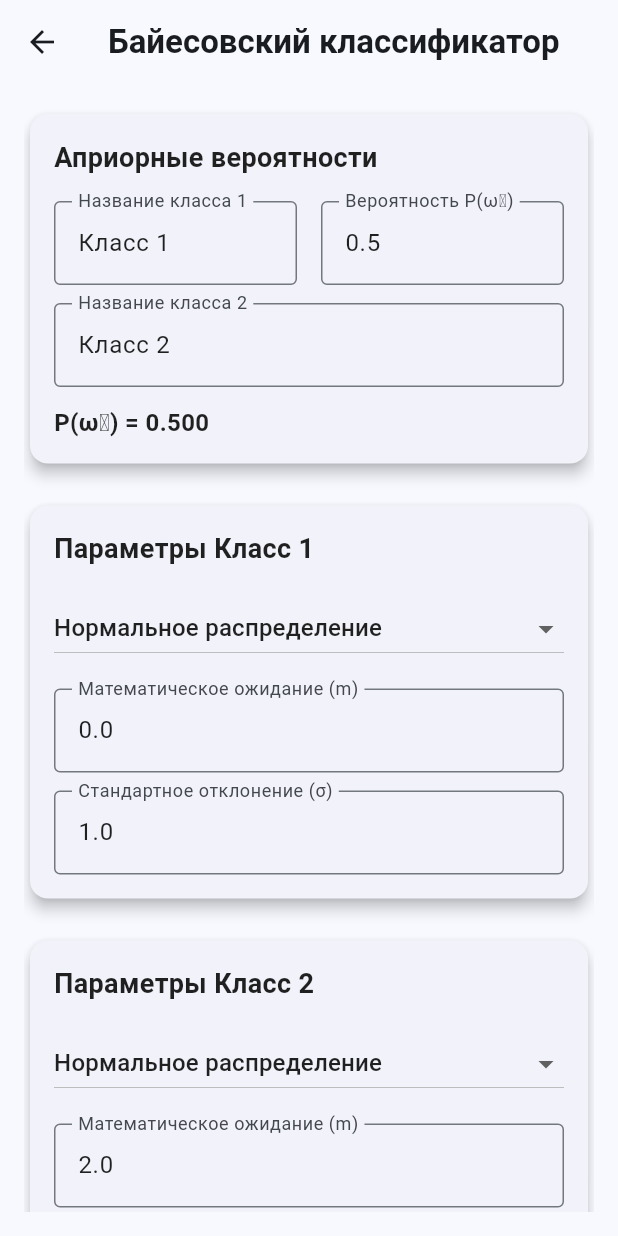
After one commit to dankartmen/stats_master, a Flutter app: the screen it shows after launch, after a tap on "Байесовский классификатор", on a phone screen of 412 x 824 dp. The commit adds this screen. Run offline on Flutter 3.47's test engine with Material 3 defaults, Android fonts, the phone set to English and light mode, and no system bars; our stand-ins replace equatable, fl_chart, flutter_bloc.

Commit message:
feat: Добавлен байесовский классификатор для двух классов
- Реализована модель BayesianClassifier с поддержкой нормального и равномерного распределений
- Добавлен экран настройки параметров классификатора с возможностью выбора распределений
- Создан экран визуализации плотностей pᵢ·fᵢ(x) с использованием fl_chart
- Реализовано правило классификации: если p₁·f₁(x) ≥ p₂·f₂(x) → класс 1, иначе класс 2
- Добавлены математические функции для расчета плотностей распределений
- Интегрирован классификатор в основную навигацию приложения"

```diff
--- a/lib/blocs/distribution_bloc/distribution_event.dart
+++ b/lib/blocs/distribution_bloc/distribution_event.dart
@@ -1,8 +1,10 @@
 import 'package:equatable/equatable.dart';
 
 import '../../models/all_distribution_parameters.dart';
+import '../../models/bayesian_classifier.dart';
 import '../../models/distribution_parameters.dart';
 import '../../models/saved_result.dart';
+import 'distribution_state.dart';
 /// {@template distribution_event}
 /// Базовое событие для DistributionBloc.
 /// {@endtemplate}
@@ -124,3 +126,12 @@
   @override
   List<Object?> get props => [];
 }
+
+class BayesianClassificationRequest extends DistributionEvent {
+  final BayesianClassifier classifier;
+
+  BayesianClassificationRequest(this.classifier);
+
+  @override
+  List<Object?> get props => [classifier];
+}
--- /dev/null
+++ b/lib/models/bayesian_classifier.dart
@@ -0,0 +1,60 @@
+import 'package:equatable/equatable.dart';
+import 'distribution_parameters.dart';
+
+/// {@template bayesian_classifier}
+/// Модель байесовского классификатора для двух классов
+/// {@endtemplate}
+class BayesianClassifier with EquatableMixin {
+  /// {@macro bayesian_classifier}
+  const BayesianClassifier({
+    required this.class1,
+    required this.class2,
+    required this.p1,
+    required this.p2,
+    this.class1Name = 'Класс 1',
+    this.class2Name = 'Класс 2',
+  });
+
+  /// Параметры распределения для класса 1
+  final DistributionParameters class1;
+
+  /// Параметры распределения для класса 2
+  final DistributionParameters class2;
+
+  /// Априорная вероятность класса 1
+  final double p1;
+
+  /// Априорная вероятность класса 2
+  final double p2;
+
+  /// Название класса 1
+  final String class1Name;
+
+  /// Название класса 2
+  final String class2Name;
+
+  /// Проверяет валидность параметров
+  bool get isValid => p1 + p2 == 1.0 && p1 >= 0 && p2 >= 0;
+
+  /// Копирует объект с новыми значениями
+  BayesianClassifier copyWith({
+    DistributionParameters? class1,
+    DistributionParameters? class2,
+    double? p1,
+    double? p2,
+    String? class1Name,
+    String? class2Name,
+  }) {
+    return BayesianClassifier(
+      class1: class1 ?? this.class1,
+      class2: class2 ?? this.class2,
+      p1: p1 ?? this.p1,
+      p2: p2 ?? this.p2,
+      class1Name: class1Name ?? this.class1Name,
+      class2Name: class2Name ?? this.class2Name,
+    );
+  }
+
+  @override
+  List<Object?> get props => [class1, class2, p1, p2, class1Name, class2Name];
+}
--- /dev/null
+++ b/lib/screens/bayesian_classifier_screen.dart
@@ -0,0 +1,330 @@
+import 'package:flutter/material.dart';
+import 'package:flutter_bloc/flutter_bloc.dart';
+import '../blocs/distribution_bloc/distribution_bloc.dart';
+import '../blocs/distribution_bloc/distribution_event.dart';
+import '../models/bayesian_classifier.dart';
+import '../models/distribution_parameters.dart';
+import '../models/distribution_type.dart';
+
+/// {@template bayesian_classifier_screen}
+/// Экран для настройки байесовского классификатора
+/// {@endtemplate}
+class BayesianClassifierScreen extends StatefulWidget {
+  /// {@macro bayesian_classifier_screen}
+  const BayesianClassifierScreen({super.key});
+
+  @override
+  State<BayesianClassifierScreen> createState() => _BayesianClassifierScreenState();
+}
+
+class _BayesianClassifierScreenState extends State<BayesianClassifierScreen> {
+  final _p1Controller = TextEditingController(text: '0.5');
+  final _class1NameController = TextEditingController(text: 'Класс 1');
+  final _class2NameController = TextEditingController(text: 'Класс 2');
+
+  late BayesianClassifier _classifier;
+
+  @override
+  void initState() {
+    super.initState();
+    _classifier = BayesianClassifier(
+      class1: const NormalParameters(m: 0, sigma: 1),
+      class2: const NormalParameters(m: 2, sigma: 1),
+      p1: 0.5,
+      p2: 0.5,
+    );
+  }
+
+  @override
+  void dispose() {
+    _p1Controller.dispose();
+    _class1NameController.dispose();
+    _class2NameController.dispose();
+    super.dispose();
+  }
+
+  @override
+  Widget build(BuildContext context) {
+    return Scaffold(
+      appBar: AppBar(
+        title: const Text('Байесовский классификатор'),
+      ),
+      body: Padding(
+        padding: const EdgeInsets.all(16.0),
+        child: SingleChildScrollView(
+          child: Column(
+            children: [
+              _buildPriorProbabilities(),
+              const SizedBox(height: 20),
+              _buildClassParameters(1),
+              const SizedBox(height: 20),
+              _buildClassParameters(2),
+              const SizedBox(height: 30),
+              _buildClassifyButton(),
+            ],
+          ),
+        ),
+      ),
+    );
+  }
+
+  Widget _buildPriorProbabilities() {
+    return Card(
+      elevation: 4,
+      child: Padding(
+        padding: const EdgeInsets.all(16.0),
+        child: Column(
+          crossAxisAlignment: CrossAxisAlignment.start,
+          children: [
+            const Text(
+              'Априорные вероятности',
+              style: TextStyle(fontSize: 18, fontWeight: FontWeight.bold),
+            ),
+            const SizedBox(height: 16),
+            Row(
+              children: [
+                Expanded(
+                  child: TextFormField(
+                    controller: _class1NameController,
+                    decoration: const InputDecoration(
+                      labelText: 'Название класса 1',
+                      border: OutlineInputBorder(),
+                    ),
+                    onChanged: (value) {
+                      setState(() {
+                        _classifier = _classifier.copyWith(class1Name: value);
+                      });
+                    },
+                  ),
+                ),
+                const SizedBox(width: 16),
+                Expanded(
+                  child: TextFormField(
+                    controller: _p1Controller,
+                    decoration: const InputDecoration(
+                      labelText: 'Вероятность P(ω₁)',
+                      border: OutlineInputBorder(),
+                    ),
+                    keyboardType: TextInputType.number,
+                    onChanged: (value) {
+                      final p1 = double.tryParse(value);
+                      if (p1 != null && p1 >= 0 && p1 <= 1) {
+                        setState(() {
+                          _classifier = _classifier.copyWith(
+                            p1: p1,
+                            p2: 1 - p1,
+                          );
+                        });
+                      }
+                    },
+                  ),
+                ),
+              ],
+            ),
+            const SizedBox(height: 12),
+            TextFormField(
+              controller: _class2NameController,
+              decoration: const InputDecoration(
+                labelText: 'Название класса 2',
+                border: OutlineInputBorder(),
+              ),
+              onChanged: (value) {
+                setState(() {
+                  _classifier = _classifier.copyWith(class2Name: value);
+                });
+              },
+            ),
+            const SizedBox(height: 12),
+            Text(
+              'P(ω₂) = ${_classifier.p2.toStringAsFixed(3)}',
+              style: const TextStyle(fontSize: 16, fontWeight: FontWeight.bold),
+            ),
+            if (!_classifier.isValid)
+              Text(
+                'Сумма вероятностей должна быть равна 1',
+                style: TextStyle(color: Colors.red, fontSize: 12),
+              ),
+          ],
+        ),
+      ),
+    );
+  }
+
+  Widget _buildClassParameters(int classNumber) {
+    final isClass1 = classNumber == 1;
+    final currentParams = isClass1 ? _classifier.class1 : _classifier.class2;
+    final className = isClass1 ? _classifier.class1Name : _classifier.class2Name;
+
+    return Card(
+      elevation: 4,
+      child: Padding(
+        padding: const EdgeInsets.all(16.0),
+        child: Column(
+          crossAxisAlignment: CrossAxisAlignment.start,
+          children: [
+            Text(
+              'Параметры $className',
+              style: const TextStyle(fontSize: 18, fontWeight: FontWeight.bold),
+            ),
+            const SizedBox(height: 16),
+            _buildDistributionTypeDropdown(currentParams, isClass1),
+            const SizedBox(height: 16),
+            _buildSpecificParameters(currentParams, isClass1),
+          ],
+        ),
+      ),
+    );
+  }
+
+  Widget _buildDistributionTypeDropdown(DistributionParameters currentParams, bool isClass1) {
+    return DropdownButton<DistributionType>(
+      value: currentParams.type,
+      isExpanded: true,
+      items: const [
+        DropdownMenuItem(
+          value: DistributionType.normal,
+          child: Text('Нормальное распределение'),
+        ),
+        DropdownMenuItem(
+          value: DistributionType.uniform,
+          child: Text('Равномерное распределение'),
+        ),
+      ],
+      onChanged: (DistributionType? newType) {
+        if (newType != null) {
+          setState(() {
+            final newParams = _createDefaultParameters(newType);
+            _classifier = isClass1
+                ? _classifier.copyWith(class1: newParams)
+                : _classifier.copyWith(class2: newParams);
+          });
+        }
+      },
+    );
+  }
+
+  Widget _buildSpecificParameters(DistributionParameters parameters, bool isClass1) {
+    return switch (parameters) {
+      NormalParameters p => _buildNormalParameters(p, isClass1),
+      UniformParameters p => _buildUniformParameters(p, isClass1),
+      _ => const Text('Неизвестный тип распределения'),
+    };
+  }
+
+  Widget _buildNormalParameters(NormalParameters parameters, bool isClass1) {
+    return Column(
+      children: [
+        TextFormField(
+          initialValue: parameters.m.toString(),
+          decoration: const InputDecoration(
+            labelText: 'Математическое ожидание (m)',
+            border: OutlineInputBorder(),
+          ),
+          keyboardType: TextInputType.number,
+          onChanged: (value) {
+            final m = double.tryParse(value);
+            if (m != null) {
+              setState(() {
+                final newParams = NormalParameters(m: m, sigma: parameters.sigma);
+                _classifier = isClass1
+                    ? _classifier.copyWith(class1: newParams)
+                    : _classifier.copyWith(class2: newParams);
+              });
+            }
+          },
+        ),
+        const SizedBox(height: 12),
+        TextFormField(
+          initialValue: parameters.sigma.toString(),
+          decoration: const InputDecoration(
+            labelText: 'Стандартное отклонение (σ)',
+            border: OutlineInputBorder(),
+          ),
+          keyboardType: TextInputType.number,
+          onChanged: (value) {
+            final sigma = double.tryParse(value);
+            if (sigma != null && sigma > 0) {
+              setState(() {
+                final newParams = NormalParameters(m: parameters.m, sigma: sigma);
+                _classifier = isClass1
+                    ? _classifier.copyWith(class1: newParams)
+                    : _classifier.copyWith(class2: newParams);
+              });
+            }
+          },
+        ),
+      ],
+    );
+  }
+
+  Widget _buildUniformParameters(UniformParameters parameters, bool isClass1) {
+    return Column(
+      children: [
+        TextFormField(
+          initialValue: parameters.a.toString(),
+          decoration: const InputDecoration(
+            labelText: 'Нижняя граница (a)',
+            border: OutlineInputBorder(),
+          ),
+          keyboardType: TextInputType.number,
+          onChanged: (value) {
+            final a = double.tryParse(value);
+            if (a != null) {
+              setState(() {
+                final newParams = UniformParameters(a: a, b: parameters.b);
+                _classifier = isClass1
+                    ? _classifier.copyWith(class1: newParams)
+                    : _classifier.copyWith(class2: newParams);
+              });
+            }
+          },
+        ),
+        const SizedBox(height: 12),
+        TextFormField(
+          initialValue: parameters.b.toString(),
+          decoration: const InputDecoration(
+            labelText: 'Верхняя граница (b)',
+            border: OutlineInputBorder(),
+          ),
+          keyboardType: TextInputType.number,
+          onChanged: (value) {
+            final b = double.tryParse(value);
+            if (b != null && b > parameters.a) {
+              setState(() {
+                final newParams = UniformParameters(a: parameters.a, b: b);
+                _classifier = isClass1
+                    ? _classifier.copyWith(class1: newParams)
+                    : _classifier.copyWith(class2: newParams);
+              });
+            }
+          },
+        ),
+      ],
+    );
+  }
+
+  Widget _buildClassifyButton() {
+    return ElevatedButton(
+      onPressed: _classifier.isValid ? () {
+        context.read<DistributionBloc>().add(
+          BayesianClassificationRequest(_classifier),
+        );
+      } : null,
+      style: ElevatedButton.styleFrom(
+        minimumSize: const Size(double.infinity, 50),
+      ),
+      child: const Text(
+        'Запустить классификацию',
+        style: TextStyle(fontSize: 16),
+      ),
+    );
+  }
+
+  DistributionParameters _createDefaultParameters(DistributionType type) {
+    return switch (type) {
+      DistributionType.normal => const NormalParameters(m: 0, sigma: 1),
+      DistributionType.uniform => const UniformParameters(a: 0, b: 1),
+      _ => throw ArgumentError('Unsupported distribution type'),
+    };
+  }
+}
--- a/lib/screens/distribution_selection_screen.dart
+++ b/lib/screens/distribution_selection_screen.dart
@@ -7,6 +7,7 @@
 import '../models/distribution_parameters.dart';
 import '../models/distribution_type.dart';
 import 'all_parameters_screen.dart';
+import 'bayesian_classifier_screen.dart';
 import 'parameters_screen.dart';
 
 /// {@template distribution_selection_screen}
@@ -98,6 +99,7 @@
         const SizedBox(height: 16),
         // Добавляем кнопку для комплексной оценки
         _buildComplexEstimationButton(context),
+        _buildBayesianClassifierButton(context),
       ],
     ),
   );
@@ -336,3 +338,32 @@
     };
   }
 }
+
+
+Widget _buildBayesianClassifierButton(BuildContext context) {
+  return Container(
+    width: double.infinity,
+    padding: const EdgeInsets.symmetric(horizontal: 8),
+    child: ElevatedButton.icon(
+      onPressed: () => _navigateToBayesianClassifier(context),
+      icon: const Icon(Icons.category),
+      label: const Text(
+        'Байесовский классификатор',
+        style: TextStyle(fontSize: 16, fontWeight: FontWeight.bold),
+      ),
+      style: ElevatedButton.styleFrom(
+        backgroundColor: Colors.purple,
+        foregroundColor: Colors.white,
+        minimumSize: const Size(double.infinity, 50),
+      ),
+    ),
+  );
+}
+
+void _navigateToBayesianClassifier(BuildContext context) {
+  Navigator.of(context).push(
+    MaterialPageRoute(
+      builder: (context) => const BayesianClassifierScreen(),
+    ),
+  );
+}
```
Also changed, not shown: lib/blocs/distribution_bloc/distribution_state.dart (+10 -0 lines), lib/screens/bayesian_results_screen.dart (added, +263 -0 lines).
